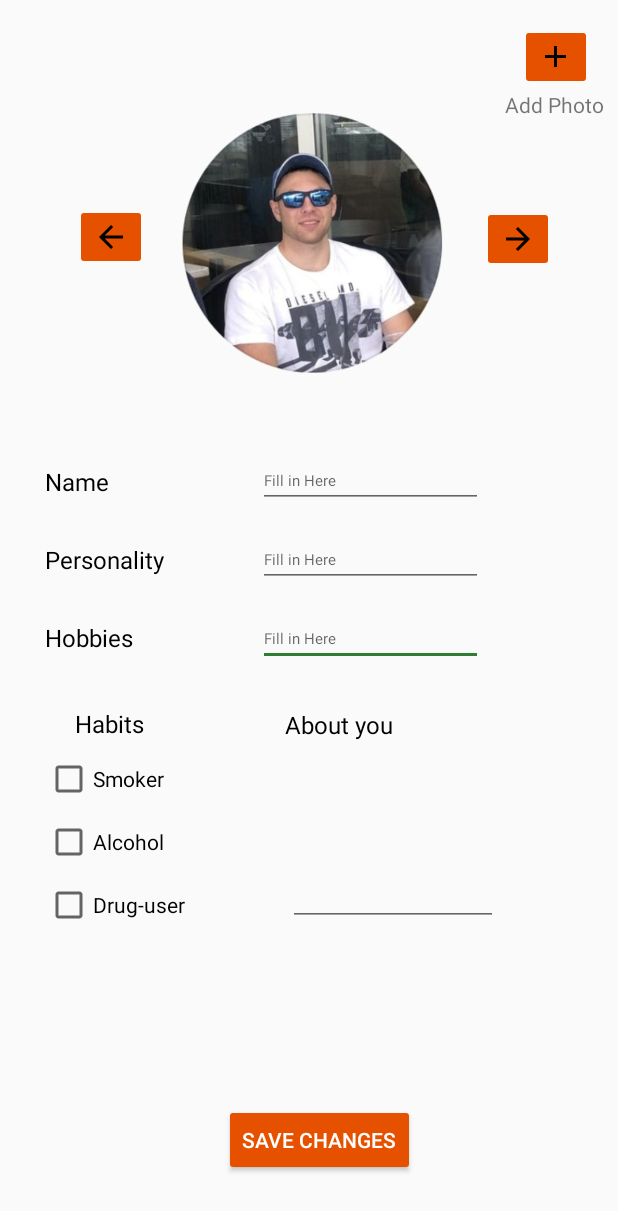
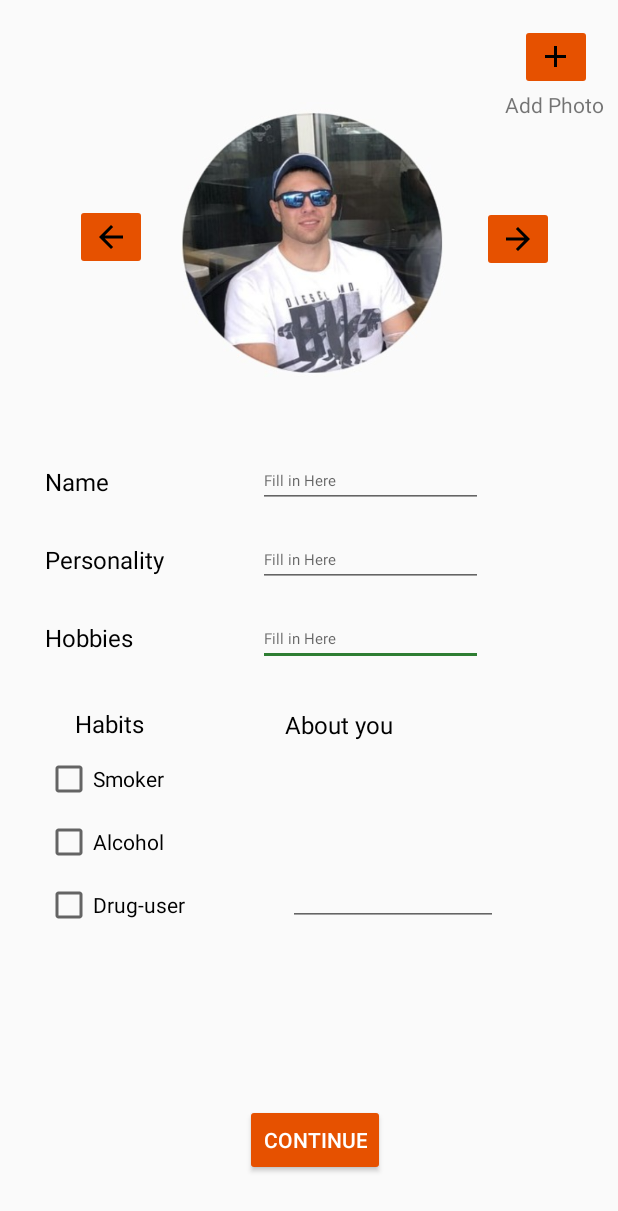
Before and after one commit to nickedchen/Grandfinder, an Android app: the layout activity_create_bio.xml on its own in the app's theme, with its tools: preview values and no code run, on a phone screen of 412 x 824 dp. Shown: the top 1211 px of the screen. Run offline under Robolectric (Android 15) with nearby library versions, the phone set to English and light mode, and no system bars.

Commit message:
Updated layout and createBio

```diff
--- a/app/src/main/java/com/google/firebase/codelab/grandfinder/CreateBio.java
+++ b/app/src/main/java/com/google/firebase/codelab/grandfinder/CreateBio.java
@@ -1,6 +1,7 @@
 package com.google.firebase.codelab.grandfinder;
 
 import androidx.appcompat.app.AppCompatActivity;
+import androidx.appcompat.app.ActionBar;
 
 import android.content.Intent;
 import android.os.Bundle;
@@ -37,7 +38,7 @@ public class CreateBio extends AppCompatActivity {
         return true;
     }
 
-    public void saveChange(View view) {
+    public void cont(View view) {
         DatabaseReference myRef = database.child("UserProfile");
 
         EditText editText1 = (EditText) findViewById(R.id.name);
--- a/app/src/main/res/layout/activity_create_bio.xml
+++ b/app/src/main/res/layout/activity_create_bio.xml
@@ -131,10 +131,10 @@
         android:id="@+id/saveChanges"
         android:layout_width="wrap_content"
         android:layout_height="wrap_content"
-        android:layout_marginEnd="135dp"
+        android:layout_marginEnd="155dp"
         android:layout_marginBottom="40dp"
-        android:onClick="saveChange"
-        android:text="Save Changes"
+        android:onClick="cont"
+        android:text="Continue"
         app:layout_constraintBottom_toBottomOf="parent"
         app:layout_constraintEnd_toEndOf="parent" />
 
```
